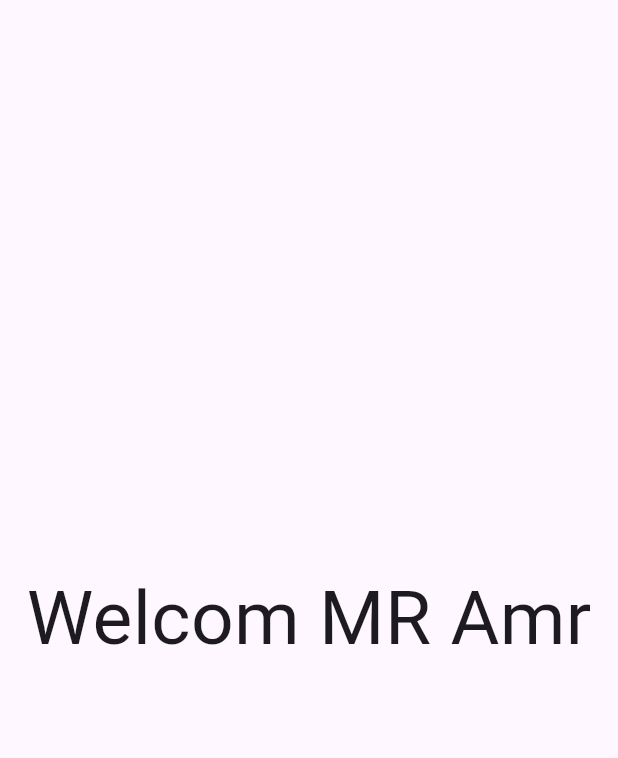
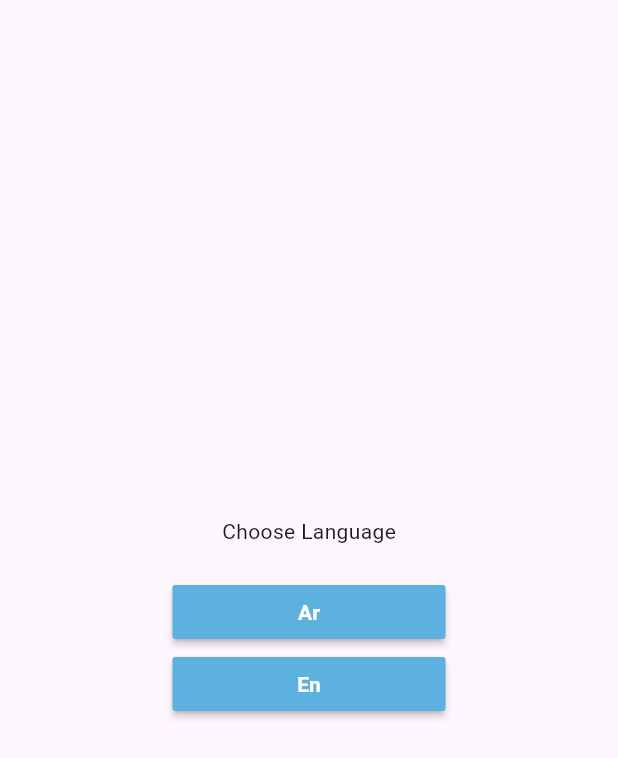
Before and after one commit to amrnooour/e_e_commerce, a Flutter app: the screen it shows after launch, on a phone screen of 412 x 824 dp. Shown: the top 758 px of the screen. Run offline on Flutter 3.47's test engine with Material 3 defaults, Android fonts, the phone set to English and light mode, and no system bars; our stand-ins replace get, shared_preferences, smooth_page_indicator.

Commit message:
add localization

```diff
--- /dev/null
+++ b/lib/core/localization/change_locale.dart
@@ -0,0 +1,34 @@
+import 'package:e_commerce/core/services/services.dart';
+import 'package:flutter/material.dart';
+import 'package:get/get.dart';
+
+class LocaleController extends GetxController {
+
+Locale? language ;
+
+MyServices myServices = Get.find()  ;
+
+
+changeLang(String langcode){
+ Locale locale = Locale(langcode) ;
+ myServices.sharedPreferences.setString("lang", langcode) ;
+ Get.updateLocale(locale) ;
+}
+
+
+@override
+  void onInit() {
+
+    String? sharedPrefLang = myServices.sharedPreferences.getString("lang") ;
+    if (sharedPrefLang == "ar"){
+      language = const Locale("ar")  ;
+    }else if (sharedPrefLang == "en"){
+      language = const Locale("en")  ;
+    }else {
+      language = Locale(Get.deviceLocale!.languageCode) ;
+    }
+    super.onInit();
+  }
+
+
+}
--- /dev/null
+++ b/lib/core/localization/tanslation.dart
@@ -0,0 +1,9 @@
+import 'package:get/get.dart';
+
+class Tanslation extends Translations{
+  @override
+  Map<String, Map<String, String>> get keys => {
+        "ar": {"1": "اختر اللغة"},
+        "en": {"1": "Choose Language"}
+      };
+  }
--- /dev/null
+++ b/lib/core/services/services.dart
@@ -0,0 +1,17 @@
+import 'package:get/get.dart';
+import 'package:shared_preferences/shared_preferences.dart';
+
+class MyServices extends GetxService {
+  late SharedPreferences sharedPreferences;
+
+  Future<MyServices> init() async {
+    sharedPreferences = await SharedPreferences.getInstance();
+    return this;
+  }
+}
+
+initialService() async {
+  await Get.putAsync(
+    () => MyServices().init(),
+  );
+}
--- /dev/null
+++ b/lib/core/utils/app_color.dart
@@ -0,0 +1,7 @@
+import 'package:flutter/material.dart';
+
+abstract class AppColor{
+  static const Color grey = Color(0xff8e8e8e);
+  static const Color black = Color(0xff000000);
+  static const Color primaryColor = Color(0xff5DB1DF);
+}
--- a/lib/features/onboarding/presentation/views/widgets/onboarding_view_body.dart
+++ /dev/null
@@ -1,10 +0,0 @@
-import 'package:flutter/material.dart';
-
-class OnboardingViewBody extends StatelessWidget {
-  const OnboardingViewBody({super.key});
-
-  @override
-  Widget build(BuildContext context) {
-    return const Center(child: Text("Welcom MR Amr",style: TextStyle(fontSize: 50),),);
-  }
-}
--- a/lib/main.dart
+++ b/lib/main.dart
@@ -1,8 +1,14 @@
-import 'package:e_commerce/features/onboarding/presentation/views/onboarding_view.dart';
+import 'package:e_commerce/core/localization/change_locale.dart';
+import 'package:e_commerce/core/localization/tanslation.dart';
+import 'package:e_commerce/core/services/services.dart';
+import 'package:e_commerce/routes.dart';
+import 'package:e_commerce/views/choose_lang/choose_lang.dart';
 import 'package:flutter/material.dart';
 import 'package:get/get.dart';
 
-void main() {
+void main() async {
+  WidgetsFlutterBinding.ensureInitialized();
+  await initialService();
   runApp(const MyApp());
 }
 
@@ -11,9 +17,13 @@ class MyApp extends StatelessWidget {
 
   @override
   Widget build(BuildContext context) {
-    return const GetMaterialApp(
+    LocaleController controller = Get.put(LocaleController());
+    return GetMaterialApp(
+      translations: Tanslation(),
+      locale: controller.language,
       debugShowCheckedModeBanner: false,
-      home: OnboardingView(),
+      home: const ChooseLang(),
+      routes: routes,
     );
   }
 }
--- /dev/null
+++ b/lib/routes.dart
@@ -0,0 +1,8 @@
+import 'package:e_commerce/views/auth/login/login_view.dart';
+import 'package:e_commerce/views/onboarding/onboarding_view.dart';
+import 'package:flutter/material.dart';
+
+Map<String, Widget Function(BuildContext)> routes = {
+  "/login": (context) => const LoginView(),
+  "/onboarding" : (context) => const OnboardingView()
+};
--- /dev/null
+++ b/lib/views/choose_lang/choose_lang.dart
@@ -0,0 +1,36 @@
+import 'package:e_commerce/core/localization/change_locale.dart';
+import 'package:e_commerce/views/choose_lang/widgets/custom_button_lang.dart';
+import 'package:flutter/material.dart';
+import 'package:get/get.dart';
+
+class ChooseLang extends GetView<LocaleController> {
+  const ChooseLang({super.key});
+
+  @override
+  Widget build(BuildContext context) {
+    return  Scaffold(
+      body: Container(
+          padding: const EdgeInsets.all(15),
+          child: Column(
+            mainAxisAlignment: MainAxisAlignment.center,
+            children: [
+              Text("1".tr),
+              const SizedBox(height: 20),
+              CustomButtonLang(
+                  textbutton: "Ar",
+                  onPressed: () {
+                    controller.changeLang("ar");
+                    Get.toNamed("/onboarding") ;
+                  }),
+              CustomButtonLang(
+                  textbutton: "En",
+                  onPressed: () {
+                    controller.changeLang("en");
+                    Get.toNamed("/onboarding") ;
+                  }),
+            ],
+          )),
+
+    );
+  }
+}
--- /dev/null
+++ b/lib/views/choose_lang/widgets/custom_button_lang.dart
@@ -0,0 +1,23 @@
+import 'package:e_commerce/core/utils/app_color.dart';
+import 'package:flutter/material.dart';
+
+class CustomButtonLang extends StatelessWidget {
+  final String textbutton;
+  final void Function()? onPressed;
+  const CustomButtonLang({super.key, required this.textbutton, this.onPressed});
+
+  @override
+  Widget build(BuildContext context) {
+    return Container(
+      padding: const EdgeInsets.symmetric(horizontal: 100),
+      width: double.infinity,
+      child: MaterialButton(
+        color: AppColor.primaryColor,
+        textColor: Colors.white,
+        onPressed: onPressed,
+        child: Text(textbutton,
+            style: const TextStyle(fontWeight: FontWeight.bold)),
+      ),
+    );
+  }
+}
--- a/lib/features/onboarding/presentation/views/onboarding_view.dart
+++ b/lib/views/onboarding/onboarding_view.dart
@@ -1,4 +1,4 @@
-import 'package:e_commerce/features/onboarding/presentation/views/widgets/onboarding_view_body.dart';
+import 'package:e_commerce/views/onboarding/widgets/onboarding_view_body.dart';
 import 'package:flutter/material.dart';
 
 class OnboardingView extends StatelessWidget {
--- a/pubspec.yaml
+++ b/pubspec.yaml
@@ -36,6 +36,8 @@ dependencies:
   # Use with the CupertinoIcons class for iOS style icons.
   cupertino_icons: ^1.0.6
   get: ^4.6.6
+  smooth_page_indicator: ^1.2.0+3
+  shared_preferences: ^2.2.3
 
 dev_dependencies:
   flutter_test:
```
Also changed, not shown: lib/core/utils/app_assets.dart (added, +7 -0 lines), lib/data/datasource/static/static.dart (added, +25 -0 lines), lib/data/models/onboarding_model.dart (added, +7 -0 lines), lib/views/auth/login/login_view.dart (added, +13 -0 lines), lib/views/auth/login/widgets/login_view_body.dart (added, +10 -0 lines), lib/views/onboarding/widgets/custom_button.dart (added, +20 -0 lines), lib/views/onboarding/widgets/custom_onboarding_item.dart (added, +12 -0 lines), lib/views/onboarding/widgets/cutom_item_page.dart (added, +78 -0 lines), lib/views/onboarding/widgets/onboarding_view_body.dart (added, +28 -0 lines), pubspec.lock, 1 other file.
